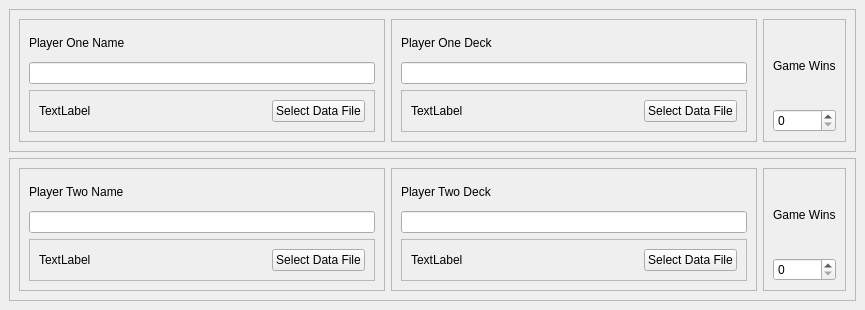
The window that Qt/mainWindow.ui (JeffHoogland/mtg-totals) describes before a commit, drawn with Qt 5.
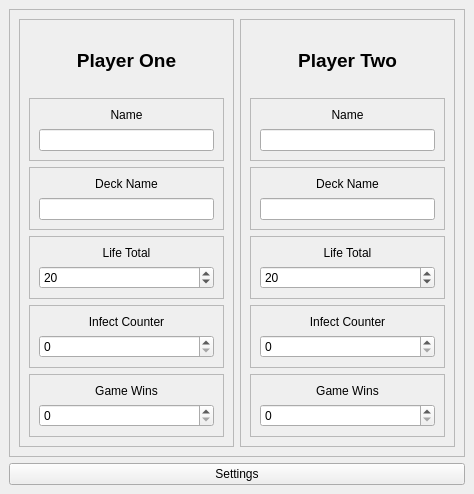
The same window after the commit.

Commit message: Added settings and life hotkey windows

```diff
--- a/Qt/mainWindow.ui
+++ b/Qt/mainWindow.ui
@@ -6,15 +6,24 @@
    <rect>
     <x>0</x>
     <y>0</y>
-    <width>865</width>
-    <height>310</height>
+    <width>474</width>
+    <height>494</height>
    </rect>
   </property>
   <property name="windowTitle">
    <string>Meadery MTG Stream Tool</string>
   </property>
   <widget class="QWidget" name="centralwidget">
-   <layout class="QVBoxLayout" name="verticalLayout_7">
+   <layout class="QVBoxLayout" name="verticalLayout_13">
+    <item>
+     <widget class="QFrame" name="frame_3">
+      <property name="frameShape">
+       <enum>QFrame::StyledPanel</enum>
+      </property>
+      <property name="frameShadow">
+       <enum>QFrame::Raised</enum>
+      </property>
+      <layout class="QHBoxLayout" name="horizontalLayout">
     <item>
      <widget class="QFrame" name="frame_2">
       <property name="frameShape">
@@ -23,7 +32,14 @@
       <property name="frameShadow">
        <enum>QFrame::Raised</enum>
       </property>
-      <layout class="QHBoxLayout" name="horizontalLayout_4">
+         <layout class="QVBoxLayout" name="verticalLayout_7">
+          <item>
+           <widget class="QLabel" name="label_4">
+            <property name="text">
+             <string>&lt;html&gt;&lt;head/&gt;&lt;body&gt;&lt;p align=&quot;center&quot;&gt;&lt;span style=&quot; font-size:14pt; font-weight:600;&quot;&gt;Player One&lt;/span&gt;&lt;/p&gt;&lt;/body&gt;&lt;/html&gt;</string>
+            </property>
+           </widget>
+          </item>
        <item>
         <widget class="QFrame" name="frame">
          <property name="frameShape">
@@ -36,45 +52,13 @@
           <item>
            <widget class="QLabel" name="label_2">
             <property name="text">
-             <string>Player One Name</string>
+                <string>&lt;html&gt;&lt;head/&gt;&lt;body&gt;&lt;p align=&quot;center&quot;&gt;Name&lt;/p&gt;&lt;/body&gt;&lt;/html&gt;</string>
             </property>
            </widget>
           </item>
           <item>
            <widget class="QLineEdit" name="lineEdit"/>
           </item>
-          <item>
-           <widget class="QFrame" name="frame_3">
-            <property name="frameShape">
-             <enum>QFrame::StyledPanel</enum>
-            </property>
-            <property name="frameShadow">
-             <enum>QFrame::Raised</enum>
-            </property>
-            <layout class="QHBoxLayout" name="horizontalLayout">
-             <item>
-              <widget class="QLabel" name="label">
-               <property name="text">
-                <string>TextLabel</string>
-               </property>
-              </widget>
-             </item>
-             <item>
-              <widget class="QPushButton" name="pushButton">
-               <property name="sizePolicy">
-                <sizepolicy hsizetype="Fixed" vsizetype="Fixed">
-                 <horstretch>0</horstretch>
-                 <verstretch>0</verstretch>
-                </sizepolicy>
-               </property>
-               <property name="text">
-                <string>Select Data File</string>
-               </property>
-              </widget>
-             </item>
-            </layout>
-           </widget>
-          </item>
          </layout>
         </widget>
        </item>
@@ -90,43 +74,66 @@
           <item>
            <widget class="QLabel" name="label_3">
             <property name="text">
-             <string>Player One Deck</string>
+                <string>&lt;html&gt;&lt;head/&gt;&lt;body&gt;&lt;p align=&quot;center&quot;&gt;Deck Name&lt;/p&gt;&lt;/body&gt;&lt;/html&gt;</string>
             </property>
            </widget>
           </item>
           <item>
            <widget class="QLineEdit" name="lineEdit_2"/>
           </item>
+            </layout>
+           </widget>
+          </item>
           <item>
-           <widget class="QFrame" name="frame_5">
+           <widget class="QFrame" name="frame_14">
             <property name="frameShape">
              <enum>QFrame::StyledPanel</enum>
             </property>
             <property name="frameShadow">
              <enum>QFrame::Raised</enum>
             </property>
-            <layout class="QHBoxLayout" name="horizontalLayout_2">
+            <layout class="QVBoxLayout" name="verticalLayout_8">
              <item>
-              <widget class="QLabel" name="label_4">
+              <widget class="QLabel" name="label_11">
                <property name="text">
-                <string>TextLabel</string>
+                <string>&lt;html&gt;&lt;head/&gt;&lt;body&gt;&lt;p align=&quot;center&quot;&gt;Life Total&lt;/p&gt;&lt;/body&gt;&lt;/html&gt;</string>
                </property>
               </widget>
              </item>
              <item>
-              <widget class="QPushButton" name="pushButton_2">
-               <property name="sizePolicy">
-                <sizepolicy hsizetype="Fixed" vsizetype="Fixed">
-                 <horstretch>0</horstretch>
-                 <verstretch>0</verstretch>
-                </sizepolicy>
+              <widget class="QSpinBox" name="spinBox_3">
+               <property name="maximum">
+                <number>10000</number>
                </property>
-               <property name="text">
-                <string>Select Data File</string>
+               <property name="value">
+                <number>20</number>
                </property>
               </widget>
              </item>
             </layout>
+           </widget>
+          </item>
+          <item>
+           <widget class="QFrame" name="frame_16">
+            <property name="frameShape">
+             <enum>QFrame::StyledPanel</enum>
+            </property>
+            <property name="frameShadow">
+             <enum>QFrame::Raised</enum>
+            </property>
+            <layout class="QVBoxLayout" name="verticalLayout_10">
+             <item>
+              <widget class="QLabel" name="label_13">
+               <property name="text">
+                <string>&lt;html&gt;&lt;head/&gt;&lt;body&gt;&lt;p align=&quot;center&quot;&gt;Infect Counter&lt;/p&gt;&lt;/body&gt;&lt;/html&gt;</string>
+               </property>
+              </widget>
+             </item>
+             <item>
+              <widget class="QSpinBox" name="spinBox_5">
+               <property name="maximum">
+                <number>10000</number>
+               </property>
            </widget>
           </item>
          </layout>
@@ -144,7 +151,7 @@
           <item>
            <widget class="QLabel" name="label_9">
             <property name="text">
-             <string>Game Wins</string>
+                <string>&lt;html&gt;&lt;head/&gt;&lt;body&gt;&lt;p align=&quot;center&quot;&gt;Game Wins&lt;/p&gt;&lt;/body&gt;&lt;/html&gt;</string>
             </property>
            </widget>
           </item>
@@ -162,6 +169,22 @@
      </widget>
     </item>
     <item>
+        <widget class="QFrame" name="frame_5">
+         <property name="frameShape">
+          <enum>QFrame::StyledPanel</enum>
+         </property>
+         <property name="frameShadow">
+          <enum>QFrame::Raised</enum>
+         </property>
+         <layout class="QVBoxLayout" name="verticalLayout_9">
+          <item>
+           <widget class="QLabel" name="label_5">
+            <property name="text">
+             <string>&lt;html&gt;&lt;head/&gt;&lt;body&gt;&lt;p align=&quot;center&quot;&gt;&lt;span style=&quot; font-size:14pt; font-weight:600;&quot;&gt;Player Two&lt;/span&gt;&lt;/p&gt;&lt;/body&gt;&lt;/html&gt;</string>
+            </property>
+           </widget>
+          </item>
+          <item>
      <widget class="QFrame" name="frame_6">
       <property name="frameShape">
        <enum>QFrame::StyledPanel</enum>
@@ -169,63 +192,22 @@
       <property name="frameShadow">
        <enum>QFrame::Raised</enum>
       </property>
-      <layout class="QHBoxLayout" name="horizontalLayout_3">
-       <item>
-        <widget class="QFrame" name="frame_7">
-         <property name="frameShape">
-          <enum>QFrame::StyledPanel</enum>
-         </property>
-         <property name="frameShadow">
-          <enum>QFrame::Raised</enum>
-         </property>
          <layout class="QVBoxLayout" name="verticalLayout_4">
           <item>
-           <widget class="QLabel" name="label_5">
-            <property name="text">
-             <string>Player Two Name</string>
-            </property>
-           </widget>
-          </item>
-          <item>
-           <widget class="QLineEdit" name="lineEdit_3"/>
-          </item>
-          <item>
-           <widget class="QFrame" name="frame_8">
-            <property name="frameShape">
-             <enum>QFrame::StyledPanel</enum>
-            </property>
-            <property name="frameShadow">
-             <enum>QFrame::Raised</enum>
-            </property>
-            <layout class="QHBoxLayout" name="horizontalLayout_5">
-             <item>
               <widget class="QLabel" name="label_6">
                <property name="text">
-                <string>TextLabel</string>
+                <string>&lt;html&gt;&lt;head/&gt;&lt;body&gt;&lt;p align=&quot;center&quot;&gt;Name&lt;/p&gt;&lt;/body&gt;&lt;/html&gt;</string>
                </property>
               </widget>
              </item>
              <item>
-              <widget class="QPushButton" name="pushButton_3">
-               <property name="sizePolicy">
-                <sizepolicy hsizetype="Fixed" vsizetype="Fixed">
-                 <horstretch>0</horstretch>
-                 <verstretch>0</verstretch>
-                </sizepolicy>
-               </property>
-               <property name="text">
-                <string>Select Data File</string>
-               </property>
-              </widget>
+              <widget class="QLineEdit" name="lineEdit_3"/>
              </item>
             </layout>
            </widget>
           </item>
-         </layout>
-        </widget>
-       </item>
        <item>
-        <widget class="QFrame" name="frame_9">
+           <widget class="QFrame" name="frame_7">
          <property name="frameShape">
           <enum>QFrame::StyledPanel</enum>
          </property>
@@ -236,43 +218,66 @@
           <item>
            <widget class="QLabel" name="label_7">
             <property name="text">
-             <string>Player Two Deck</string>
+                <string>&lt;html&gt;&lt;head/&gt;&lt;body&gt;&lt;p align=&quot;center&quot;&gt;Deck Name&lt;/p&gt;&lt;/body&gt;&lt;/html&gt;</string>
             </property>
            </widget>
           </item>
           <item>
            <widget class="QLineEdit" name="lineEdit_4"/>
           </item>
+            </layout>
+           </widget>
+          </item>
           <item>
-           <widget class="QFrame" name="frame_10">
+           <widget class="QFrame" name="frame_15">
             <property name="frameShape">
              <enum>QFrame::StyledPanel</enum>
             </property>
             <property name="frameShadow">
              <enum>QFrame::Raised</enum>
             </property>
-            <layout class="QHBoxLayout" name="horizontalLayout_6">
+            <layout class="QVBoxLayout" name="verticalLayout_11">
              <item>
-              <widget class="QLabel" name="label_8">
+              <widget class="QLabel" name="label_12">
                <property name="text">
-                <string>TextLabel</string>
+                <string>&lt;html&gt;&lt;head/&gt;&lt;body&gt;&lt;p align=&quot;center&quot;&gt;Life Total&lt;/p&gt;&lt;/body&gt;&lt;/html&gt;</string>
                </property>
               </widget>
              </item>
              <item>
-              <widget class="QPushButton" name="pushButton_4">
-               <property name="sizePolicy">
-                <sizepolicy hsizetype="Fixed" vsizetype="Fixed">
-                 <horstretch>0</horstretch>
-                 <verstretch>0</verstretch>
-                </sizepolicy>
+              <widget class="QSpinBox" name="spinBox_4">
+               <property name="maximum">
+                <number>10000</number>
                </property>
-               <property name="text">
-                <string>Select Data File</string>
+               <property name="value">
+                <number>20</number>
                </property>
               </widget>
              </item>
             </layout>
+           </widget>
+          </item>
+          <item>
+           <widget class="QFrame" name="frame_17">
+            <property name="frameShape">
+             <enum>QFrame::StyledPanel</enum>
+            </property>
+            <property name="frameShadow">
+             <enum>QFrame::Raised</enum>
+            </property>
+            <layout class="QVBoxLayout" name="verticalLayout_12">
+             <item>
+              <widget class="QLabel" name="label_14">
+               <property name="text">
+                <string>&lt;html&gt;&lt;head/&gt;&lt;body&gt;&lt;p align=&quot;center&quot;&gt;Infect Counter&lt;/p&gt;&lt;/body&gt;&lt;/html&gt;</string>
+               </property>
+              </widget>
+             </item>
+             <item>
+              <widget class="QSpinBox" name="spinBox_6">
+               <property name="maximum">
+                <number>10000</number>
+               </property>
            </widget>
           </item>
          </layout>
@@ -290,7 +295,7 @@
           <item>
            <widget class="QLabel" name="label_10">
             <property name="text">
-             <string>Game Wins</string>
+                <string>&lt;html&gt;&lt;head/&gt;&lt;body&gt;&lt;p align=&quot;center&quot;&gt;Game Wins&lt;/p&gt;&lt;/body&gt;&lt;/html&gt;</string>
             </property>
            </widget>
           </item>
@@ -305,6 +310,16 @@
         </widget>
        </item>
       </layout>
+        </widget>
+       </item>
+      </layout>
+     </widget>
+    </item>
+    <item>
+     <widget class="QPushButton" name="pushButton">
+      <property name="text">
+       <string>Settings</string>
+      </property>
      </widget>
     </item>
    </layout>
```
Lines whose indentation alone changed are shown as unchanged. The commit also changes 5 other files.
